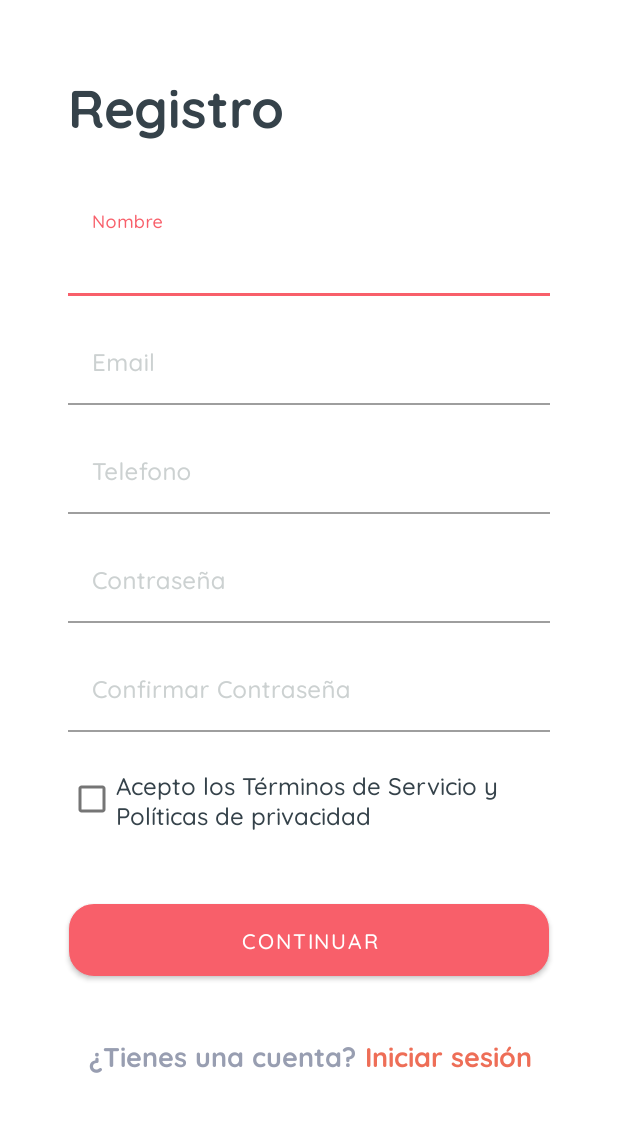
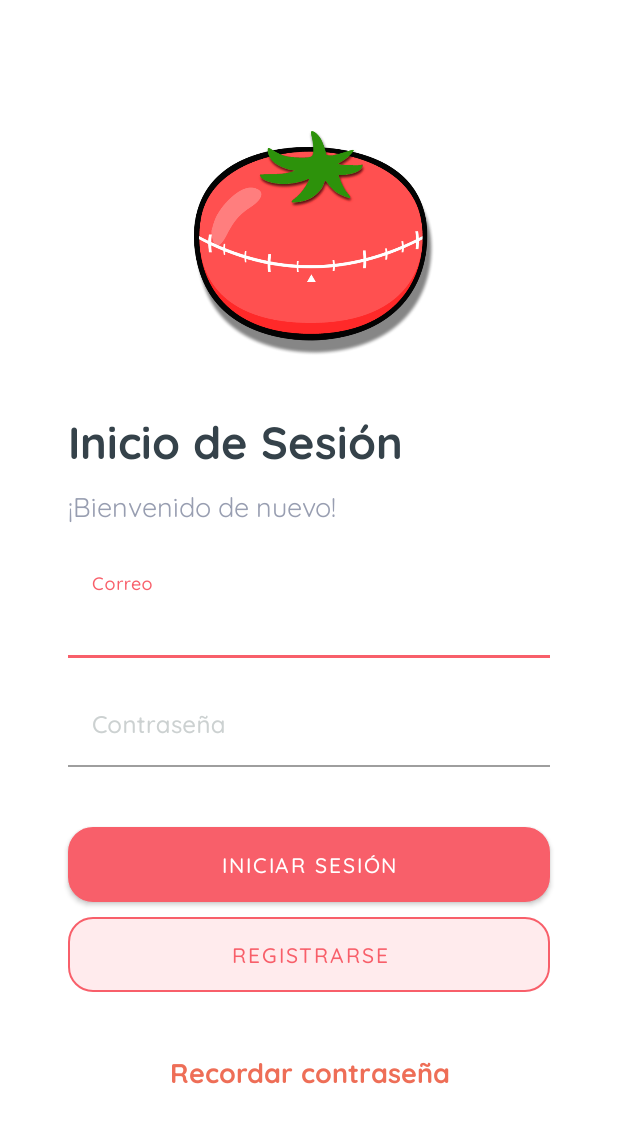
Before and after one commit to Franklin990314/PomoApp, an Android app: the screen it shows after launch (RegistrationActivity before the commit, LoginActivity after it), on a phone screen of 412 x 824 dp. Shown: the top 1123 px of the screen. Run offline under Robolectric (Android 15) with nearby library versions, the phone set to English and light mode, and no system bars.

Commit message:
Se crea pantalla de inicio de sesión y se modifica pantalla de Registro para actualizar los strings y dimens

```diff
--- a/app/src/main/AndroidManifest.xml
+++ b/app/src/main/AndroidManifest.xml
@@ -11,6 +11,9 @@
         android:theme="@style/Theme.PomoApp.NoActionBar">
         <activity
             android:name=".RegistrationActivity"
+            android:parentActivityName=".LoginActivity" />
+        <activity
+            android:name=".LoginActivity"
             android:label="@string/app_name">
             <intent-filter>
                 <action android:name="android.intent.action.MAIN" />
--- /dev/null
+++ b/app/src/main/java/poli/edu/co/pomoapp/LoginActivity.java
@@ -0,0 +1,90 @@
+package poli.edu.co.pomoapp;
+
+import android.content.Intent;
+import android.os.Bundle;
+import android.text.TextUtils;
+import android.view.View;
+import android.widget.Button;
+import android.widget.EditText;
+import android.widget.Toast;
+
+import androidx.appcompat.app.AppCompatActivity;
+
+import poli.edu.co.pomoapp.dto.CredentialDTO;
+
+public class LoginActivity extends AppCompatActivity implements View.OnClickListener {
+
+    private EditText textEmail;
+    private EditText textPassword;
+    private Button btnLogin;
+
+    @Override
+    protected void onCreate(Bundle savedInstanceState) {
+        super.onCreate(savedInstanceState);
+        setContentView(R.layout.activity_login);
+
+        // Connection Firebase
+        // TODO: realizar conexión a BD
+
+        textEmail = (EditText) findViewById(R.id.txtEmail);
+        textPassword = (EditText) findViewById(R.id.txtPassword);
+
+        btnLogin = (Button) findViewById(R.id.buttonSignIn);
+        btnLogin.setOnClickListener(this);
+    }
+
+    @Override
+    public void onClick(View view) {
+        this.userLogin();
+    }
+
+    /** Called when the user taps the Send button */
+    public void registerNow(View view) {
+        // Do something in response to button
+        Intent intent = new Intent(this, RegistrationActivity.class);
+        startActivity(intent);
+    }
+
+    //********************* Inicio de la Logica requerida para esta Actividad ****************************//
+
+    private void userLogin() {
+
+        CredentialDTO credentialDTO;
+        try{
+            credentialDTO = validateLogger();
+        }catch (Exception exc){
+            Toast.makeText(this, exc.getMessage(),Toast.LENGTH_LONG).show();
+            return;
+        }
+
+        Toast.makeText(this, "Inicio de sesión Exitoso",Toast.LENGTH_LONG).show();
+
+        // TODO: Validar credenciales en BD
+    }
+
+    public void nextActivity(String id){
+        // TODO: next activity
+    }
+
+    public CredentialDTO validateLogger() throws Exception{
+        CredentialDTO credentialDTO = new CredentialDTO();
+
+        //Obtenemos el email y la contraseña desde las cajas de texto
+        final String email = textEmail.getText().toString().trim();
+        String password = textPassword.getText().toString().trim();
+
+        //Verificamos que las cajas de texto no esten vacías
+        if (TextUtils.isEmpty(email)) {//(precio.equals(""))
+            throw new Exception("Se debe ingresar un email");
+        }
+
+        if (TextUtils.isEmpty(password)) {
+            throw new Exception("Falta ingresar la contraseña");
+        }
+
+        credentialDTO.setEmail(email);
+        credentialDTO.setPassword(password);
+
+        return credentialDTO;
+    }
+}
--- a/app/src/main/java/poli/edu/co/pomoapp/RegistrationActivity.java
+++ b/app/src/main/java/poli/edu/co/pomoapp/RegistrationActivity.java
@@ -1,5 +1,6 @@
 package poli.edu.co.pomoapp;
 
+import android.content.Intent;
 import android.os.Bundle;
 import android.text.TextUtils;
 import android.view.View;
@@ -47,6 +48,13 @@ public class RegistrationActivity extends AppCompatActivity implements View.OnCl
         userRegister();
     }
 
+    /** Called when the user taps the Send button */
+    public void loginNow(View view) {
+        // Do something in response to button
+        Intent intent = new Intent(this, LoginActivity.class);
+        startActivity(intent);
+    }
+
     //********************* Inicio de la Logica requerida para esta Actividad ****************************//
 
     private void userRegister(){
@@ -78,18 +86,17 @@ public class RegistrationActivity extends AppCompatActivity implements View.OnCl
             throw new Exception("Se debe ingresar el nombre");
         }
 
+        if(TextUtils.isEmpty(email)){
+            throw new Exception("Se debe ingresar un correo electronico");
+        }
+
         if(TextUtils.isEmpty(telephone)){
             throw new Exception("Se debe ingresar el telefono");
-        }
-
-        if(TextUtils.isEmpty(email)){
-            throw new Exception("Se debe ingresar un correo electronico");
         }
 
         if(TextUtils.isEmpty(password)){
             throw new Exception("Se debe ingresar la contraseña");
         }
-
 
         if(TextUtils.isEmpty(confirmPassword)){
             throw new Exception("Se debe confirmar la contraseña");
--- a/app/src/main/res/drawable-v24/boton_registro.xml
+++ b/app/src/main/res/drawable-v24/register_button.xml
@@ -1,5 +1,6 @@
 <?xml version="1.0" encoding="utf-8"?>
 <shape xmlns:android="http://schemas.android.com/apk/res/android">
     <corners android:radius="16dp" />
+    <solid android:color="@color/material_on_surface_stroke" />
     <stroke android:width="1dp" android:color="@color/colorPrimary"/>
 </shape>
--- /dev/null
+++ b/app/src/main/res/layout/activity_login.xml
@@ -0,0 +1,184 @@
+<?xml version="1.0" encoding="utf-8"?>
+<androidx.constraintlayout.widget.ConstraintLayout xmlns:android="http://schemas.android.com/apk/res/android"
+    xmlns:app="http://schemas.android.com/apk/res-auto"
+    xmlns:tools="http://schemas.android.com/tools"
+    android:layout_width="match_parent"
+    android:layout_height="match_parent"
+    android:background="#FFFFFF"
+    tools:context=".RegistrationActivity">
+
+    <LinearLayout
+        android:id="@+id/imgLogoLayout"
+        android:layout_width="match_parent"
+        android:layout_height="wrap_content"
+        android:layout_marginTop="@dimen/res_margin_top_label_login"
+        android:gravity="center"
+        app:layout_constraintTop_toTopOf="parent"
+        tools:ignore="MissingConstraints">
+
+        <ImageView
+            android:id="@+id/imgLogo"
+            android:layout_width="@dimen/logo_width"
+            android:layout_height="@dimen/logo_height"
+            app:srcCompat="@drawable/main_logo" />
+    </LinearLayout>
+
+    <TextView
+        android:id="@+id/txtLabelLogin"
+        android:layout_width="wrap_content"
+        android:layout_height="wrap_content"
+        android:layout_marginTop="@dimen/res_margin_top_label"
+        android:layout_marginStart="@dimen/txt_margin_sides"
+        android:fontFamily="@font/quicksand_bold"
+        android:paddingHorizontal="@dimen/txt_padding"
+        android:text="@string/label_login"
+        android:textColor="@color/colorText"
+        android:textSize="@dimen/txt_size_title"
+        android:textStyle="bold"
+        app:layout_constraintBottom_toBottomOf="parent"
+        app:layout_constraintEnd_toEndOf="parent"
+        app:layout_constraintHorizontal_bias="0.0"
+        app:layout_constraintStart_toStartOf="parent"
+        app:layout_constraintTop_toBottomOf="@+id/imgLogoLayout"
+        app:layout_constraintVertical_bias="0.0" />
+
+    <TextView
+        android:id="@+id/txtWelcome"
+        android:layout_width="wrap_content"
+        android:layout_height="wrap_content"
+        android:layout_marginTop="@dimen/welcome_margin_top"
+        android:layout_marginStart="@dimen/txt_margin_sides"
+        android:layout_marginEnd="@dimen/btn_margin_sides"
+        android:fontFamily="@font/quicksand_regular"
+        android:paddingHorizontal="@dimen/txt_padding"
+        android:text="@string/welcome"
+        android:textColor="@color/colorTextLink"
+        android:textSize="@dimen/txt_size_link"
+        app:layout_constraintEnd_toEndOf="parent"
+        app:layout_constraintHorizontal_bias="0.0"
+        app:layout_constraintStart_toStartOf="parent"
+        app:layout_constraintTop_toBottomOf="@+id/txtLabelLogin" />
+
+    <com.google.android.material.textfield.TextInputLayout
+        android:id="@+id/txtEmailLayout"
+        android:layout_width="match_parent"
+        android:layout_height="wrap_content"
+        android:layout_marginStart="@dimen/txt_margin_sides"
+        android:layout_marginTop="@dimen/res_margin_top_label"
+        android:layout_marginEnd="@dimen/txt_margin_sides"
+        android:ems="10"
+        android:hint="@string/email"
+        android:paddingHorizontal="@dimen/txt_padding"
+        android:textColor="@color/colorTextView"
+        android:textColorHint="@color/colorPlaceHolder"
+        app:boxBackgroundMode="filled"
+        app:layout_constraintBottom_toBottomOf="parent"
+        app:layout_constraintEnd_toEndOf="parent"
+        app:layout_constraintHorizontal_bias="0.0"
+        app:layout_constraintStart_toStartOf="parent"
+        app:layout_constraintTop_toBottomOf="@+id/txtWelcome"
+        app:layout_constraintVertical_bias="0.0"
+        style="@style/Widget.MaterialComponents.TextInputLayout.OutlinedBox" >
+
+        <com.google.android.material.textfield.TextInputEditText
+            android:id="@+id/txtEmail"
+            android:layout_width="match_parent"
+            android:layout_height="wrap_content"
+            android:fontFamily="@font/quicksand_medium"
+            android:inputType="textWebEmailAddress|textEmailAddress|textEmailSubject" />
+
+    </com.google.android.material.textfield.TextInputLayout>
+
+
+    <com.google.android.material.textfield.TextInputLayout
+        android:id="@+id/txtPasswordLayout"
+        android:layout_width="match_parent"
+        android:layout_height="wrap_content"
+        android:layout_marginStart="@dimen/txt_margin_sides"
+        android:layout_marginTop="@dimen/res_margin_top_txt"
+        android:layout_marginEnd="@dimen/txt_margin_sides"
+        android:ems="10"
+        android:hint="@string/password"
+        android:paddingHorizontal="@dimen/txt_padding"
+        android:textColor="@color/colorTextView"
+        android:textColorHint="@color/colorPlaceHolder"
+        app:boxBackgroundMode="filled"
+        app:layout_constraintBottom_toBottomOf="parent"
+        app:layout_constraintEnd_toEndOf="parent"
+        app:layout_constraintHorizontal_bias="0.0"
+        app:layout_constraintStart_toStartOf="parent"
+        app:layout_constraintTop_toBottomOf="@+id/txtEmailLayout"
+        app:layout_constraintVertical_bias="0.0"
+        style="@style/Widget.MaterialComponents.TextInputLayout.OutlinedBox" >
+
+        <com.google.android.material.textfield.TextInputEditText
+            android:id="@+id/txtPassword"
+            android:layout_width="match_parent"
+            android:layout_height="wrap_content"
+            android:fontFamily="@font/quicksand_medium"
+            android:inputType="textPassword" />
+
+    </com.google.android.material.textfield.TextInputLayout>
+
+    <Button
+        android:id="@+id/buttonSignIn"
+        android:layout_width="match_parent"
+        android:layout_height="@dimen/btn_margin_height"
+        android:layout_marginStart="@dimen/btn_margin_sides"
+        android:layout_marginTop="@dimen/btn_margin_top_main"
+        android:layout_marginEnd="@dimen/btn_margin_sides"
+        android:background="@drawable/login_button"
+        android:text="@string/btn_login"
+        android:fontFamily="@font/quicksand_medium"
+        android:textColor="@color/colorWhite"
+        app:layout_constraintBottom_toBottomOf="parent"
+        app:layout_constraintEnd_toEndOf="parent"
+        app:layout_constraintStart_toStartOf="parent"
+        app:layout_constraintTop_toBottomOf="@+id/txtPasswordLayout"
+        app:layout_constraintVertical_bias="0.0" />
+
+    <Button
+        android:id="@+id/buttonRegisterNow"
+        android:layout_width="match_parent"
+        android:layout_height="@dimen/btn_margin_height"
+        android:layout_marginStart="@dimen/btn_margin_sides"
+        android:layout_marginTop="@dimen/welcome_margin_top"
+        android:layout_marginEnd="@dimen/btn_margin_sides"
+        android:background="@drawable/register_button"
+        android:text="@string/register"
+        android:onClick="registerNow"
+        android:fontFamily="@font/quicksand_medium"
+        android:textColor="@color/colorPrimary"
+        app:layout_constraintBottom_toBottomOf="parent"
+        app:layout_constraintEnd_toEndOf="parent"
+        app:layout_constraintStart_toStartOf="parent"
+        app:layout_constraintTop_toBottomOf="@+id/buttonSignIn"
+        app:layout_constraintVertical_bias="0.0"
+        tools:ignore="OnClick" />
+
+    <LinearLayout
+        android:id="@+id/txtRememberPasswordLayout"
+        android:layout_width="match_parent"
+        android:layout_height="wrap_content"
+        android:layout_marginTop="@dimen/btn_margin_top_main"
+        android:gravity="center"
+        android:fontFamily="@font/quicksand_bold"
+        android:text="@string/have_an_account"
+        android:textColor="@color/colorTextLink"
+        android:textSize="@dimen/txt_size_link"
+        app:layout_constraintTop_toBottomOf="@+id/buttonRegisterNow"
+        tools:ignore="MissingConstraints">
+
+        <TextView
+            android:id="@+id/txtRememberPassword"
+            android:layout_width="wrap_content"
+            android:layout_height="match_parent"
+            android:gravity="center"
+            android:fontFamily="@font/quicksand_bold"
+            android:text="@string/remember_password"
+            android:textColor="@color/colorLink"
+            android:textSize="@dimen/txt_size_link" />
+
+    </LinearLayout>
+
+</androidx.constraintlayout.widget.ConstraintLayout>
--- a/app/src/main/res/layout/activity_registration.xml
+++ b/app/src/main/res/layout/activity_registration.xml
@@ -4,6 +4,7 @@
     xmlns:tools="http://schemas.android.com/tools"
     android:layout_width="match_parent"
     android:layout_height="match_parent"
+    android:layout_gravity="center"
     android:background="#FFFFFF"
     tools:context=".RegistrationActivity">
 
@@ -12,15 +13,16 @@
         android:layout_width="wrap_content"
         android:layout_height="wrap_content"
         android:layout_marginTop="@dimen/res_margin_top_label"
+        android:layout_marginStart="@dimen/txt_margin_sides"
         android:fontFamily="@font/quicksand_bold"
         android:padding="@dimen/txt_padding"
-        android:text="Registro"
+        android:text="@string/label_register"
         android:textColor="@color/colorText"
         android:textSize="@dimen/txt_size_title"
         android:textStyle="bold"
         app:layout_constraintBottom_toBottomOf="parent"
         app:layout_constraintEnd_toEndOf="parent"
-        app:layout_constraintHorizontal_bias="0.132"
+        app:layout_constraintHorizontal_bias="0.0"
         app:layout_constraintStart_toStartOf="parent"
         app:layout_constraintTop_toTopOf="parent"
         app:layout_constraintVertical_bias="0.0" />
@@ -33,7 +35,7 @@
         android:layout_marginTop="@dimen/res_margin_top_label"
         android:layout_marginEnd="@dimen/txt_margin_sides"
         android:ems="10"
-        android:hint="Nombre"
+        android:hint="@string/name"
         android:paddingHorizontal="@dimen/txt_padding"
         android:textColor="@color/colorTextView"
         android:textColorHint="@color/colorPlaceHolder"
@@ -63,7 +65,7 @@
         android:layout_marginTop="@dimen/res_margin_top_txt"
         android:layout_marginEnd="@dimen/txt_margin_sides"
         android:ems="10"
-        android:hint="Email"
+        android:hint="@string/email"
         android:paddingHorizontal="@dimen/txt_padding"
         android:textColor="@color/colorTextView"
         android:textColorHint="@color/colorPlaceHolder"
@@ -94,7 +96,7 @@
         android:layout_marginTop="@dimen/res_margin_top_txt"
         android:layout_marginEnd="@dimen/txt_margin_sides"
         android:ems="10"
-        android:hint="Telefono"
+        android:hint="@string/phone"
         android:paddingHorizontal="@dimen/txt_padding"
         android:textColor="@color/colorTextView"
         android:textColorHint="@color/colorPlaceHolder"
@@ -124,7 +126,7 @@
         android:layout_marginTop="@dimen/res_margin_top_txt"
         android:layout_marginEnd="@dimen/txt_margin_sides"
         android:ems="10"
-        android:hint="Contraseña"
+        android:hint="@string/password"
         android:paddingHorizontal="@dimen/txt_padding"
         android:textColor="@color/colorTextView"
         android:textColorHint="@color/colorPlaceHolder"
@@ -154,7 +156,7 @@
         android:layout_marginTop="@dimen/res_margin_top_txt"
         android:layout_marginEnd="@dimen/txt_margin_sides"
         android:ems="10"
-        android:hint="Confirmar Contraseña"
+        android:hint="@string/confirm_password"
         android:paddingHorizontal="@dimen/txt_padding"
         android:textColor="@color/colorTextView"
         android:textColorHint="@color/colorPlaceHolder"
@@ -178,13 +180,14 @@
 
     <CheckBox
         android:id="@+id/checkBox"
-        android:layout_width="320dp"
-        android:layout_height="59dp"
-        android:layout_marginStart="@dimen/txt_margin_sides"
+        android:layout_width="match_parent"
+        android:layout_height="@dimen/btn_margin_height"
+        android:layout_marginStart="@dimen/btn_margin_sides"
         android:layout_marginTop="@dimen/res_margin_top_txt"
+        android:layout_marginEnd="@dimen/btn_margin_sides"
         android:fontFamily="@font/quicksand_medium"
         android:layoutDirection="ltr"
-        android:text="Acepto los Términos de Servicio y Políticas de privacidad"
+        android:text="@string/terms_and_conditions"
         android:textColor="@color/colorText"
         android:textSize="@dimen/txt_size"
         app:layout_constraintBottom_toBottomOf="parent"
@@ -196,13 +199,13 @@
 
     <Button
         android:id="@+id/btnLogin"
-        android:layout_width="320dp"
-        android:layout_height="48dp"
+        android:layout_width="match_parent"
+        android:layout_height="@dimen/btn_margin_height"
         android:layout_marginStart="@dimen/btn_margin_sides"
         android:layout_marginTop="@dimen/btn_margin_top_main"
         android:layout_marginEnd="@dimen/btn_margin_sides"
-        android:background="@drawable/boton_login"
-        android:text="Continuar"
+        android:background="@drawable/login_button"
+        android:text="@string/btn_continue"
         android:fontFamily="@font/quicksand_medium"
         android:textColor="@color/colorWhite"
         app:layout_constraintBottom_toBottomOf="parent"
@@ -211,34 +214,41 @@
         app:layout_constraintTop_toBottomOf="@+id/checkBox"
         app:layout_constraintVertical_bias="0.0" />
 
+    <LinearLayout
+        android:id="@+id/txtHasAnAccountLayout"
+        android:layout_width="match_parent"
+        android:layout_height="wrap_content"
+        android:layout_marginTop="@dimen/btn_margin_top_main"
+        android:gravity="center"
+        android:fontFamily="@font/quicksand_bold"
+        android:text="@string/have_an_account"
+        android:textColor="@color/colorTextLink"
+        android:textSize="@dimen/txt_size_link"
+        app:layout_constraintTop_toBottomOf="@+id/btnLogin"
+        tools:ignore="MissingConstraints">
+
         <TextView
             android:id="@+id/txtHasAnAccount"
             android:layout_width="wrap_content"
-        android:layout_height="wrap_content"
-        android:layout_marginStart="@dimen/txt_margin_sides"
-        android:layout_marginTop="@dimen/btn_margin_top_main"
-        android:layout_marginEnd="@dimen/btn_margin_sides"
+            android:layout_height="match_parent"
+            android:gravity="center"
             android:fontFamily="@font/quicksand_bold"
-        android:text="¿Tienes una cuenta?"
+            android:text="@string/have_an_account"
             android:textColor="@color/colorTextLink"
-        android:textSize="@dimen/txt_size_link"
-        app:layout_constraintEnd_toEndOf="parent"
-        app:layout_constraintHorizontal_bias="0.529"
-        app:layout_constraintStart_toStartOf="parent"
-        app:layout_constraintTop_toBottomOf="@+id/btnLogin" />
+            android:textSize="@dimen/txt_size_link" />
 
         <TextView
             android:id="@+id/txtLogin"
             android:layout_width="wrap_content"
-        android:layout_height="wrap_content"
-        android:layout_marginTop="@dimen/btn_margin_top_main"
+            android:layout_height="match_parent"
             android:fontFamily="@font/quicksand_bold"
-        android:text="Iniciar sesión"
+            android:gravity="center"
+            android:onClick="loginNow"
+            android:text="@string/txt_login"
             android:textColor="@color/colorLink"
             android:textSize="@dimen/txt_size_link"
-        app:layout_constraintEnd_toEndOf="parent"
-        app:layout_constraintHorizontal_bias="0.096"
-        app:layout_constraintStart_toEndOf="@+id/txtHasAnAccount"
-        app:layout_constraintTop_toBottomOf="@+id/btnLogin" />
+            tools:ignore="OnClick" />
+
+    </LinearLayout>
 
 </androidx.constraintlayout.widget.ConstraintLayout>
--- a/app/src/main/res/values-night/themes.xml
+++ b/app/src/main/res/values-night/themes.xml
@@ -2,13 +2,13 @@
     <!-- Base application theme. -->
     <style name="Theme.PomoApp" parent="Theme.MaterialComponents.DayNight.DarkActionBar">
         <!-- Primary brand color. -->
-        <item name="colorPrimary">@color/purple_200</item>
-        <item name="colorPrimaryVariant">@color/purple_700</item>
-        <item name="colorOnPrimary">@color/black</item>
+        <item name="colorPrimary">@color/colorPrimary</item>
+        <item name="colorPrimaryVariant">@color/colorPrimary</item>
+        <item name="colorOnPrimary">@color/colorSecondary</item>
         <!-- Secondary brand color. -->
-        <item name="colorSecondary">@color/teal_200</item>
-        <item name="colorSecondaryVariant">@color/teal_200</item>
-        <item name="colorOnSecondary">@color/black</item>
+        <item name="colorSecondary">@color/colorPrimary</item>
+        <item name="colorSecondaryVariant">@color/colorPrimary</item>
+        <item name="colorOnSecondary">@color/colorSecondary</item>
         <!-- Status bar color. -->
         <item name="android:statusBarColor" tools:targetApi="l">?attr/colorPrimaryVariant</item>
         <!-- Customize your theme here. -->
--- a/app/src/main/res/values/colors.xml
+++ b/app/src/main/res/values/colors.xml
@@ -11,11 +11,6 @@
     <color name="colorLinkBlack">#0D47A1</color>
 
     <!-- Default -->
-    <color name="purple_200">#FFBB86FC</color>
-    <color name="purple_500">#FF6200EE</color>
-    <color name="purple_700">#FF3700B3</color>
-    <color name="teal_200">#FF03DAC5</color>
-    <color name="teal_700">#FF018786</color>
     <color name="black">#FF000000</color>
     <color name="white">#FFFFFFFF</color>
 </resources>
--- a/app/src/main/res/values/dimens.xml
+++ b/app/src/main/res/values/dimens.xml
@@ -1,21 +1,25 @@
 <resources>
+    <!-- in use -->
     <dimen name="res_margin_top_label">32dp</dimen>
-    <dimen name="res_margin_top_label_fragment">88dp</dimen>
+    <dimen name="res_margin_top_label_login">70dp</dimen>
     <dimen name="res_margin_top_txt">15dp</dimen>
-    <dimen name="res_margin_top_spinner">12dp</dimen>
     <dimen name="txt_margin_sides">32dp</dimen>
     <dimen name="txt_padding">13dp</dimen>
     <dimen name="txt_size">16sp</dimen>
     <dimen name="txt_size_link">18sp</dimen>
     <dimen name="btn_margin_top_main">40dp</dimen>
+    <dimen name="btn_margin_sides">45dp</dimen>
+    <dimen name="btn_margin_height">50dp</dimen>
+    <dimen name="txt_size_title">30sp</dimen>
+    <dimen name="logo_width">200dp</dimen>
+    <dimen name="logo_height">170dp</dimen>
+    <dimen name="welcome_margin_top">10dp</dimen>
+
+    <!-- unused -->
+    <dimen name="res_margin_top_spinner">12dp</dimen>
     <dimen name="btn_margin_top_spinner">28dp</dimen>
-    <dimen name="btn_width">149dp</dimen>
-    <dimen name="btn_height">48dp</dimen>
-    <dimen name="btn_margin_sides">150dp</dimen>
     <dimen name="btn_txt_size">14sp</dimen>
     <dimen name="link_margin_top">2dp</dimen>
-    <dimen name="txt_size_title">35sp</dimen>
-
 
     <!-- Default screen margins, per the Android Design guidelines. -->
     <dimen name="activity_horizontal_margin">16dp</dimen>
--- a/app/src/main/res/values/strings.xml
+++ b/app/src/main/res/values/strings.xml
@@ -1,5 +1,25 @@
 <resources>
     <string name="app_name">PomoApp</string>
+
+    <!-- variables para la pantalla de registro -->
+    <string name="label_register">Registro</string>
+    <string name="name">Nombre</string>
+    <string name="email">Correo</string>
+    <string name="phone">Teléfono</string>
+    <string name="password">Contraseña</string>
+    <string name="confirm_password">Confirmar contraseña</string>
+    <string name="terms_and_conditions">Acepto los Términos de Servicio y Políticas de privacidad</string>
+    <string name="btn_continue">Continuar</string>
+    <string name="have_an_account">¿Tienes una cuenta?</string>
+    <string name="txt_login">&#160;&#160;Iniciar sesión</string>
+
+    <!-- variables para la pantalla de inicio de sesión -->
+    <string name="label_login">Inicio de Sesión</string>
+    <string name="btn_login">Iniciar sesión</string>
+    <string name="welcome">¡Bienvenido de nuevo!</string>
+    <string name="remember_password">Recordar contraseña</string>
+    <string name="register">Registrarse</string>
+
     <string name="navigation_drawer_open">Open navigation drawer</string>
     <string name="navigation_drawer_close">Close navigation drawer</string>
     <string name="nav_header_title">Android Studio</string>
```
Also changed, not shown: app/src/main/res/drawable-v24/login_button.xml (renamed from app/src/main/res/drawable-v24/boton_login.xml), app/src/main/res/drawable/main_logo.png (added), app/src/main/res/drawable/secondary_logo.png (added). Lines whose indentation alone changed are shown as unchanged.
